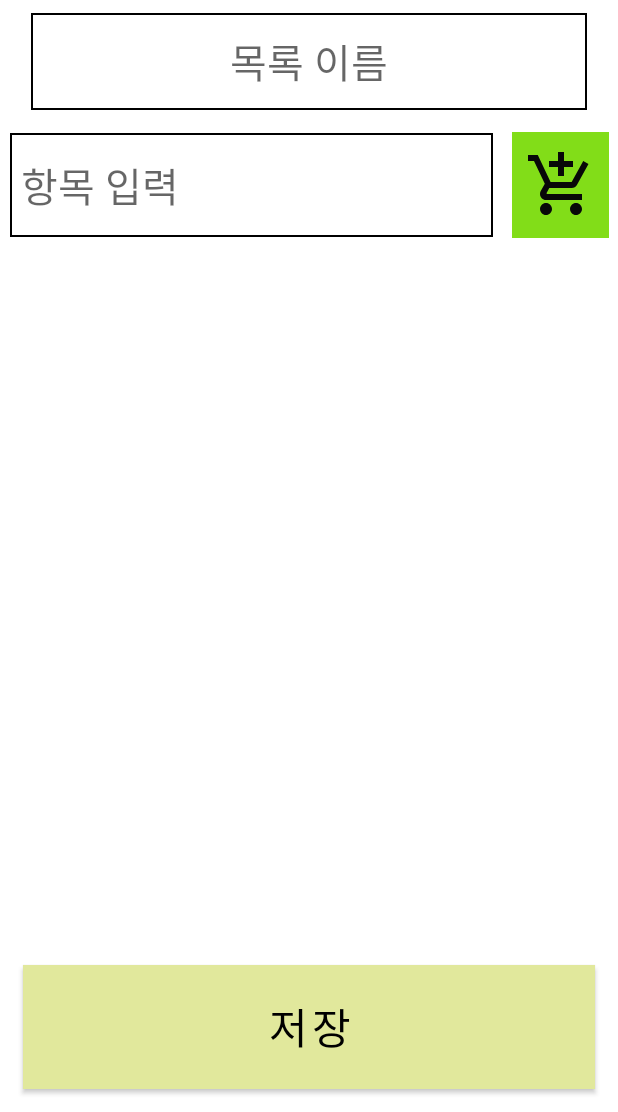
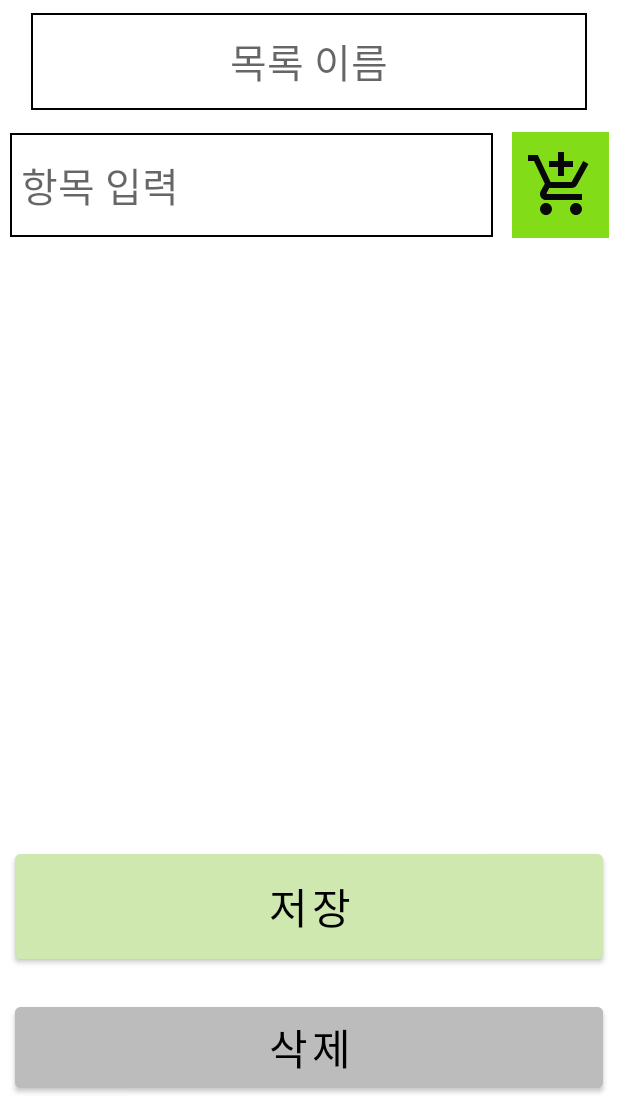
Before and after one commit to chmin1020/ShoppingCart, an Android app: the layout activity_data.xml on its own in the app's theme, with its tools: preview values and no code run, on a phone screen of 412 x 824 dp, the part 124-1236 px from its top. Run offline under Robolectric (Android 15) with nearby library versions, the phone set to English and light mode, and no system bars.

Commit message:
delete style change for preventing ui bug

```diff
--- a/app/src/main/java/com/FallTurtle/shoppingcart/viewModel/ShoppingViewModel.kt
+++ b/app/src/main/java/com/FallTurtle/shoppingcart/viewModel/ShoppingViewModel.kt
@@ -19,7 +19,7 @@ class ShoppingViewModel
     private val insideItems = MutableLiveData<List<Cart>>()
     val items: LiveData<List<Cart>> = insideItems
 
-    fun getAllBigList()  {
+    fun getAllCarts()  {
         viewModelScope.launch(Dispatchers.IO){
             insideItems.postValue(repository.getList())
         }
--- a/app/src/main/res/layout/activity_data.xml
+++ b/app/src/main/res/layout/activity_data.xml
@@ -98,7 +98,6 @@
         android:id="@+id/miniLayout"
         android:layout_width="match_parent"
         android:layout_height="0dp"
-        android:layout_weight="12.5"
         android:orientation="horizontal"
         app:layout_constraintTop_toBottomOf="@id/search_bar"
         app:layout_constraintBottom_toTopOf="@id/btn_save"
@@ -116,16 +115,33 @@
         android:id="@+id/btn_save"
         android:layout_width="match_parent"
         android:layout_height="0dp"
-        android:layout_weight="2"
-        android:layout_margin="15dp"
+        android:layout_margin="10dp"
         android:fontFamily="@font/font_goodharu"
-        android:background="@color/saveBtn"
+        android:backgroundTint="@color/saveBtn"
         android:textColor="#000000"
         android:text="@string/hint_save"
         android:textSize="28sp"
         app:layout_constraintTop_toBottomOf="@id/miniLayout"
-        app:layout_constraintBottom_toBottomOf="parent"
+        app:layout_constraintBottom_toTopOf="@id/btn_delete"
         app:layout_constraintLeft_toLeftOf="@id/miniLayout"
         app:layout_constraintRight_toRightOf="@id/miniLayout"
         app:layout_constraintHeight_percent="0.1"/>
+
+    <Button
+        android:id="@+id/btn_delete"
+        android:layout_width="match_parent"
+        android:layout_height="0dp"
+        android:layout_margin="10dp"
+        android:clickable="false"
+        android:fontFamily="@font/font_goodharu"
+        android:backgroundTint="@color/cannotUse"
+        android:textColor="#000000"
+        android:text="@string/hint_delete"
+        android:textSize="28sp"
+        app:layout_constraintTop_toBottomOf="@id/btn_save"
+        app:layout_constraintBottom_toBottomOf="parent"
+        app:layout_constraintLeft_toLeftOf="@id/btn_save"
+        app:layout_constraintRight_toRightOf="@id/btn_save"
+        app:layout_constraintHeight_percent="0.08"/>
+
 </androidx.constraintlayout.widget.ConstraintLayout>
--- a/app/src/main/res/values-night/colors.xml
+++ b/app/src/main/res/values-night/colors.xml
@@ -9,6 +9,7 @@
 
     <color name="addCart">#9DBF74</color>
     <color name="saveBtn">#CEE8B0</color>
+    <color name="cannotUse">#BCBCBC</color>
 
     <color name="regularText">#FFFFFF</color>
 </resources>
--- a/app/src/main/res/values/colors.xml
+++ b/app/src/main/res/values/colors.xml
@@ -8,7 +8,8 @@
     <color name="bigList">#C0FF78</color>
 
     <color name="addCart">#82DD18</color>
-    <color name="saveBtn">#A6F14E</color>
+    <color name="saveBtn">#CEE8B0</color>
+    <color name="cannotUse">#BCBCBC</color>
 
     <color name="regularText">#000000</color>
 </resources>
--- a/app/src/main/res/values/strings.xml
+++ b/app/src/main/res/values/strings.xml
@@ -6,6 +6,7 @@
     <string name="hint_insert">항목 입력</string>
     <string name="hint_search">검색</string>
     <string name="hint_add">항목 추가</string>
+    <string name="hint_delete">삭제</string>
 
     <string name="example">예시</string>
     <string name="date_form">yyyy-mm-dd, hh-mm</string>
```
Also changed, not shown: app/src/main/java/com/FallTurtle/shoppingcart/activity/DataActivity.kt (+43 -4 lines), app/src/main/java/com/FallTurtle/shoppingcart/activity/MainActivity.kt (+1 -40 lines), app/src/main/java/com/FallTurtle/shoppingcart/adapter/CartAdapter.kt (+25 -26 lines), app/src/main/java/com/FallTurtle/shoppingcart/etc/Converters.kt (+8 -14 lines), app/src/main/java/com/FallTurtle/shoppingcart/etc/SwipeHelperCallBack.kt (deleted, +0 -108 lines), app/src/main/res/layout/big_list.xml (+3 -38 lines).
